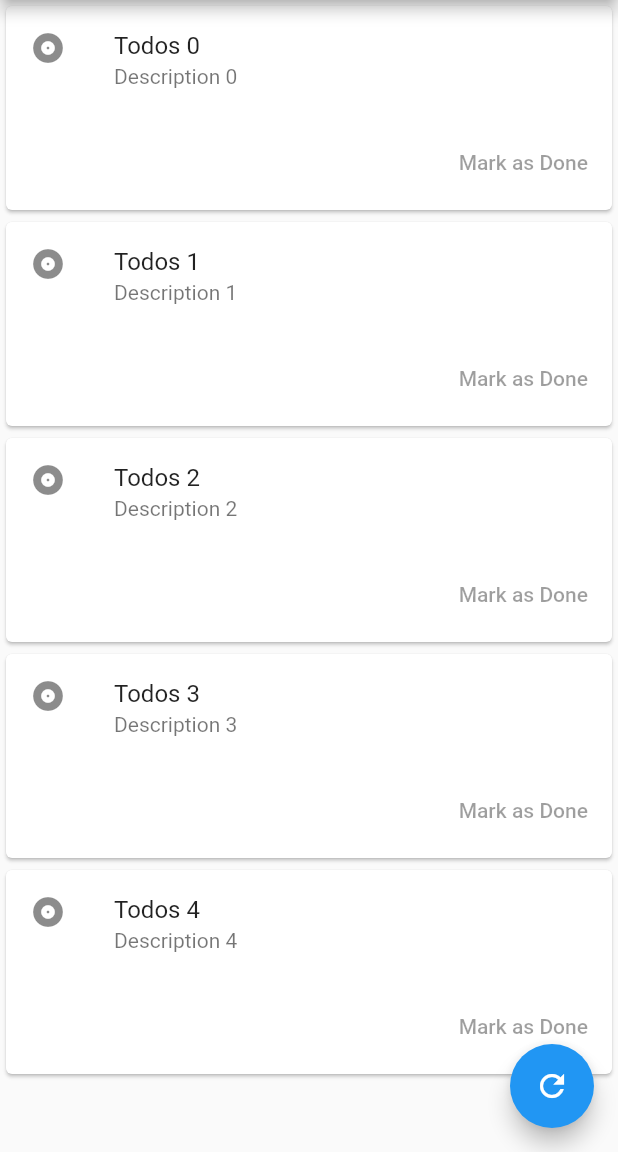
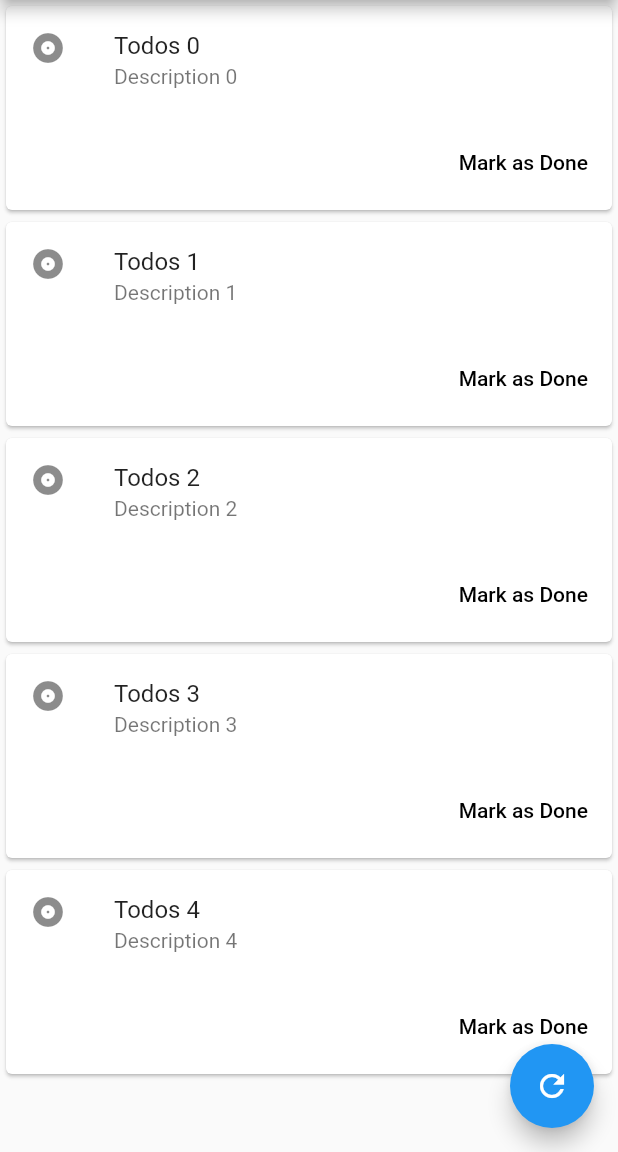
Before and after one commit to montedelgallo/flutter_workshop_todolist, a Flutter app: the screen it shows after launch, on a phone screen of 412 x 824 dp, the part 84-1236 px from its top. Run offline on Flutter 3.47's test engine with Material 2 defaults, Android fonts, the phone set to English and light mode, and no system bars.

Commit message:
adding some interactivity with mock data

```diff
--- a/lib/mock.dart
+++ b/lib/mock.dart
@@ -2,26 +2,28 @@ import 'package:flutter/material.dart';
 
 
 class Todo {
+  final int id;
   final String title;
   final String description;
-  const Todo({this.title,this.description});
+  final Function onDone;
+  const Todo({this.id,this.title,this.description,this.onDone});
 
 }
 
 class TodoCard extends Card {
 
-  TodoCard(Todo contact) :
+  TodoCard(Todo todo) :
         super(
           child: new Column(children: <Widget>[
-            new ListTile(title : new Text(contact.title),
-                subtitle: new Text(contact.description),
+            new ListTile(title : new Text(todo.title),
+                subtitle: new Text(todo.description),
                 leading: const Icon(Icons.album)),
             new ButtonTheme.bar( // make buttons use the appropriate styles for cards
               child: new ButtonBar(
                 children: <Widget>[
                   new FlatButton(
                     child: const Text('Mark as Done'),
-                    onPressed:,
+                    onPressed:todo.onDone,
                   ),
                 ],
               ),
@@ -34,7 +36,17 @@ List<Todo> getCards(int dimension) {
   List<Todo> todos = [];
 
   for (int i = 0; i < dimension; i++) {
-    todos.add(new Todo(title:"Todos $i", description:"Description $i"));
+
+    todos.add(
+        new Todo(
+            id:i,
+            title:"Todos $i",
+            description:"Description $i",
+            onDone: (){
+
+              print("call api for id:$i");
+
+            }));
   }
 
   return todos;
```
